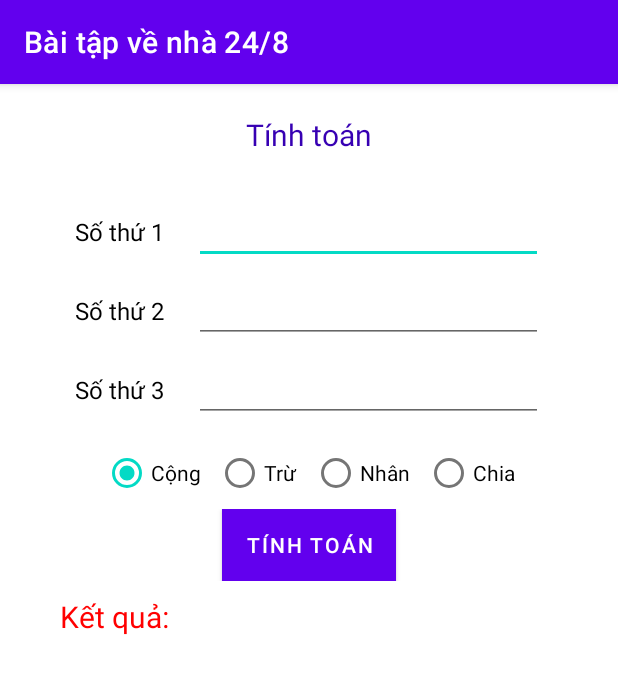
After one commit to khangmoihocit/Android, an Android app: the BTVN01Activity screen opened directly, with no data from a screen before it, on a phone screen of 412 x 824 dp. The commit adds this screen. Shown: the top 674 px of the screen. Run offline under Robolectric (Android 15) with nearby library versions, the phone set to English and light mode, and no system bars.

Commit message:
feat: Add calculator functionality and update UI
- Add BTVN01Activity.java with calculator logic, including basic arithmetic operations and error handling.
- Add activity_btvn01.xml layout file with EditText for number input, RadioGroup for operation selection, and TextView for displaying results.
- Update MainActivity.java to include a button to navigate to BTVN01Activity.
- Update activity_main.xml to include buttons for navigating to different exercises.
- Update AndroidManifest.xml to declare BTVN01Activity.
- Add various IntelliJ IDEA configuration files.

```diff
--- /dev/null
+++ b/Bai_Tap_Tren_Lop/app/src/main/java/com/khangmoihocit/bai_tap_tren_lop/BTVN01Activity.java
@@ -0,0 +1,133 @@
+package com.khangmoihocit.bai_tap_tren_lop;
+
+import android.os.Bundle;
+import android.util.Log;
+import android.view.View;
+import android.widget.Button;
+import android.widget.CompoundButton;
+import android.widget.EditText;
+import android.widget.RadioButton;
+import android.widget.TextView;
+import android.widget.Toast;
+
+import androidx.activity.EdgeToEdge;
+import androidx.annotation.NonNull;
+import androidx.appcompat.app.AppCompatActivity;
+import androidx.core.graphics.Insets;
+import androidx.core.view.ViewCompat;
+import androidx.core.view.WindowInsetsCompat;
+
+import java.text.DecimalFormat;
+
+public class BTVN01Activity extends AppCompatActivity {
+
+    private EditText ed1, ed2, ed3;
+    private RadioButton rdCong, rdTru, rdNhan, rdChia;
+    private Button btnTinhToan;
+    private String o;
+
+    @Override
+    protected void onCreate(Bundle savedInstanceState) {
+        super.onCreate(savedInstanceState);
+        EdgeToEdge.enable(this);
+        setContentView(R.layout.activity_btvn01);
+        ViewCompat.setOnApplyWindowInsetsListener(findViewById(R.id.main), (v, insets) -> {
+            Insets systemBars = insets.getInsets(WindowInsetsCompat.Type.systemBars());
+            v.setPadding(systemBars.left, systemBars.top, systemBars.right, systemBars.bottom);
+            return insets;
+        });
+
+        init();
+
+        rdCong.setOnCheckedChangeListener(listener);
+        rdTru.setOnCheckedChangeListener(listener);
+        rdNhan.setOnCheckedChangeListener(listener);
+        rdChia.setOnCheckedChangeListener(listener);
+
+        if(rdCong.isChecked()){
+            o = rdCong.getText().toString();
+        }
+
+        btnTinhToan = findViewById(R.id.btnTinhToan);
+        btnTinhToan.setOnClickListener(new View.OnClickListener() {
+            @Override
+            public void onClick(View v) {
+                double x, y, z;
+
+                try{
+                    x = Double.parseDouble(ed1.getText().toString());
+                    y = Double.parseDouble(ed2.getText().toString());
+                    z = Double.parseDouble(ed3.getText().toString());
+
+                    double result = tinhToan(x, y, z, o);
+
+                    DecimalFormat df = new DecimalFormat("#.##");
+                    String s = df.format(result);
+
+                    TextView tv = findViewById(R.id.viewResult);
+                    tv.setText("Kết quả: " + s);
+
+                }catch (NumberFormatException ex){
+                    Toast.makeText(BTVN01Activity.this
+                            , "Lỗi format string: " + ex.getMessage()
+                            , Toast.LENGTH_LONG).show();
+                }catch (IllegalArgumentException ex){
+                    Toast.makeText(BTVN01Activity.this
+                            , "Lỗi: " + ex.getMessage()
+                            , Toast.LENGTH_SHORT).show();
+                }catch (RuntimeException ex){
+                    Log.e("error", ex.getMessage());
+                }
+            }
+        });
+
+    }
+
+    CompoundButton.OnCheckedChangeListener listener = new CompoundButton.OnCheckedChangeListener() {
+        @Override
+        public void onCheckedChanged(@NonNull CompoundButton buttonView, boolean isChecked) {
+            if(isChecked){
+                o = buttonView.getText().toString();
+            }
+        }
+    };
+
+    private void init(){
+        ed1 = findViewById(R.id.ed1);
+        ed2 = findViewById(R.id.ed2);
+        ed3 = findViewById(R.id.ed3);
+
+        rdCong = findViewById(R.id.rdCong);
+        rdTru = findViewById(R.id.rdTru);
+        rdNhan = findViewById(R.id.rdNhan);
+        rdChia = findViewById(R.id.rdChia);
+    }
+
+    private double tinhToan(double x, double y, double z, String o){
+        double res = 0;
+
+        switch (o){
+            case "Cộng":
+                res = x + y + z;
+                break;
+            case "Trừ":
+                res = x - y - z;
+                break;
+            case "Nhân":
+                res = x * y * z;
+                break;
+            case "Chia":
+                if (y == 0 || z == 0) {
+                    throw new IllegalArgumentException("Không thể chia cho 0.");
+                } else {
+                    res = x / y / z;
+                }
+                break;
+            default:
+                throw new IllegalArgumentException("Phép toán không hợp lệ: " + o);
+        }
+
+        return res;
+    }
+
+}
--- /dev/null
+++ b/Bai_Tap_Tren_Lop/app/src/main/res/layout/activity_btvn01.xml
@@ -0,0 +1,171 @@
+<?xml version="1.0" encoding="utf-8"?>
+<LinearLayout xmlns:android="http://schemas.android.com/apk/res/android"
+    xmlns:app="http://schemas.android.com/apk/res-auto"
+    xmlns:tools="http://schemas.android.com/tools"
+    android:id="@+id/main"
+    android:layout_width="match_parent"
+    android:layout_height="match_parent"
+    android:orientation="vertical"
+    tools:context=".BTVN01Activity"
+
+    >
+
+    <!--Label Title-->
+    <LinearLayout
+        android:layout_width="match_parent"
+        android:layout_height="wrap_content"
+        android:orientation="vertical">
+
+        <TextView
+            android:layout_width="wrap_content"
+            android:layout_height="wrap_content"
+            android:layout_gravity="center"
+            android:layout_marginTop="20dp"
+            android:layout_marginBottom="30dp"
+            android:text="Tính toán"
+            android:textColor="@color/purple_700"
+            android:textSize="20dp"
+
+            />
+    </LinearLayout>
+
+    <!--Input-->
+    <LinearLayout
+        android:layout_width="match_parent"
+        android:layout_height="wrap_content"
+        android:orientation="vertical">
+        <LinearLayout
+            android:layout_width="match_parent"
+            android:layout_height="wrap_content"
+            android:layout_marginBottom="10dp"
+            android:orientation="horizontal"
+            android:paddingHorizontal="50dp"
+            >
+            <TextView
+                android:layout_width="wrap_content"
+                android:layout_height="wrap_content"
+                android:layout_marginRight="20dp"
+                android:text="Số thứ 1"
+                android:textColor="@color/black"
+                android:textSize="16dp" />
+
+            <EditText
+                android:id="@+id/ed1"
+                android:layout_width="match_parent"
+                android:layout_height="wrap_content"
+                android:textSize="16dp" />
+        </LinearLayout>
+
+        <LinearLayout
+            android:layout_width="match_parent"
+            android:layout_height="wrap_content"
+            android:layout_marginBottom="10dp"
+            android:orientation="horizontal"
+            android:paddingHorizontal="50dp"
+            >
+            <TextView
+                android:layout_width="wrap_content"
+                android:layout_height="wrap_content"
+                android:layout_marginRight="20dp"
+                android:text="Số thứ 2"
+                android:textColor="@color/black"
+                android:textSize="16dp" />
+            <EditText
+                android:id="@+id/ed2"
+                android:layout_width="match_parent"
+                android:layout_height="wrap_content"
+                android:textSize="16dp" />
+        </LinearLayout>
+        <LinearLayout
+            android:layout_width="match_parent"
+            android:layout_height="wrap_content"
+            android:layout_marginBottom="10dp"
+            android:orientation="horizontal"
+            android:paddingHorizontal="50dp">
+            <TextView
+                android:layout_width="wrap_content"
+                android:layout_height="wrap_content"
+                android:layout_marginRight="20dp"
+                android:text="Số thứ 3"
+                android:textColor="@color/black"
+                android:textSize="16dp" />
+            <EditText
+                android:id="@+id/ed3"
+                android:layout_width="match_parent"
+                android:layout_height="wrap_content"
+                android:textSize="16dp" />
+        </LinearLayout>
+    </LinearLayout>
+
+    <!--Group radio-->
+    <LinearLayout
+        android:layout_width="match_parent"
+        android:layout_height="wrap_content"
+        android:orientation="vertical">
+        <RadioGroup
+            android:layout_width="match_parent"
+            android:layout_height="wrap_content"
+            android:layout_gravity="center"
+            android:gravity="center"
+            android:orientation="horizontal">
+            <RadioButton
+                android:id="@+id/rdCong"
+                android:layout_width="wrap_content"
+                android:layout_height="wrap_content"
+                android:layout_marginRight="10dp"
+                android:checked="true"
+                android:text="Cộng" />
+            <RadioButton
+                android:id="@+id/rdTru"
+                android:layout_width="wrap_content"
+                android:layout_height="wrap_content"
+                android:layout_marginRight="10dp"
+                android:text="Trừ"
+                />
+            <RadioButton
+                android:id="@+id/rdNhan"
+                android:layout_width="wrap_content"
+                android:layout_height="wrap_content"
+                android:layout_marginRight="10dp"
+                android:text="Nhân"
+                />
+            <RadioButton
+                android:id="@+id/rdChia"
+                android:layout_width="wrap_content"
+                android:layout_height="wrap_content"
+                android:text="Chia" />
+        </RadioGroup>
+    </LinearLayout>
+
+    <!--Button tính toán-->
+    <LinearLayout
+        android:layout_width="match_parent"
+        android:layout_height="wrap_content"
+        android:gravity="center"
+        android:orientation="vertical">
+        <Button
+            android:id="@+id/btnTinhToan"
+            android:layout_width="wrap_content"
+            android:layout_height="wrap_content"
+            android:background="@color/teal_700"
+            android:backgroundTint="@color/teal_700"
+            android:text="Tính toán" />
+    </LinearLayout>
+
+    <!--Label kết quả-->
+    <LinearLayout
+        android:layout_width="match_parent"
+        android:layout_height="wrap_content"
+        android:orientation="vertical">
+        <TextView
+            android:id="@+id/viewResult"
+            android:layout_width="wrap_content"
+            android:layout_height="wrap_content"
+            android:layout_marginLeft="40dp"
+            android:layout_marginTop="10dp"
+            android:text="Kết quả: "
+            android:textColor="#FF0000"
+            android:textSize="20dp" />
+    </LinearLayout>
+
+</LinearLayout>
```
Also changed, not shown: Bai_Tap_Tren_Lop/app/src/main/AndroidManifest.xml (+8 -4 lines), Bai_Tap_Tren_Lop/app/src/main/java/com/khangmoihocit/bai_tap_tren_lop/MainActivity.java (+12 -0 lines), Bai_Tap_Tren_Lop/app/src/main/res/layout/activity_main.xml (+31 -1 lines).
